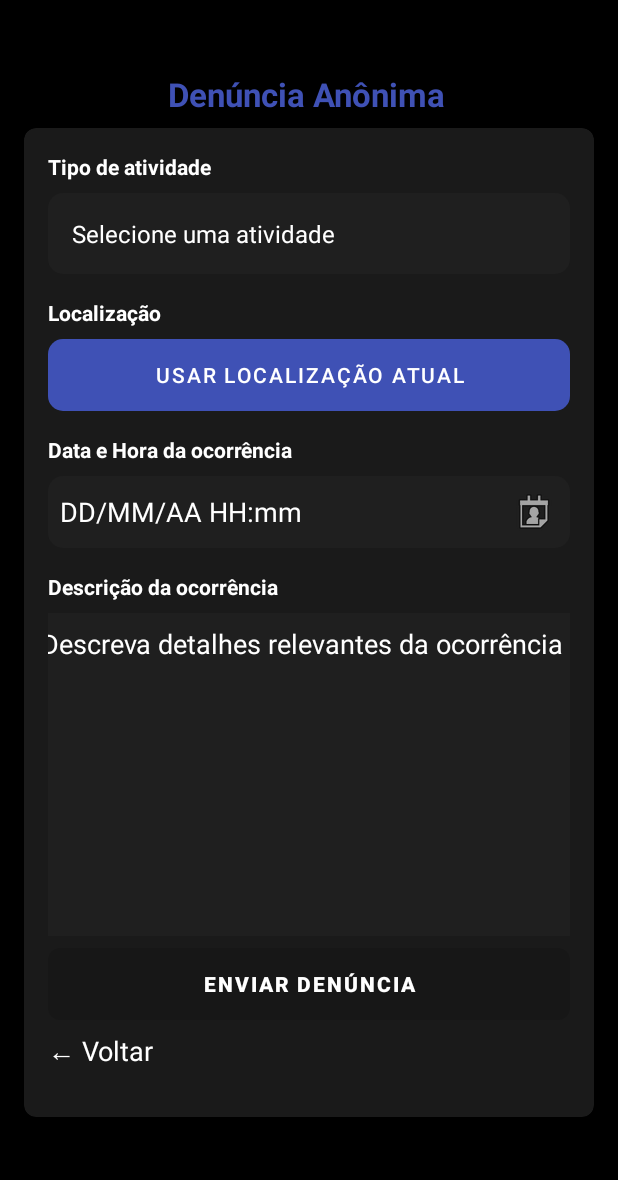
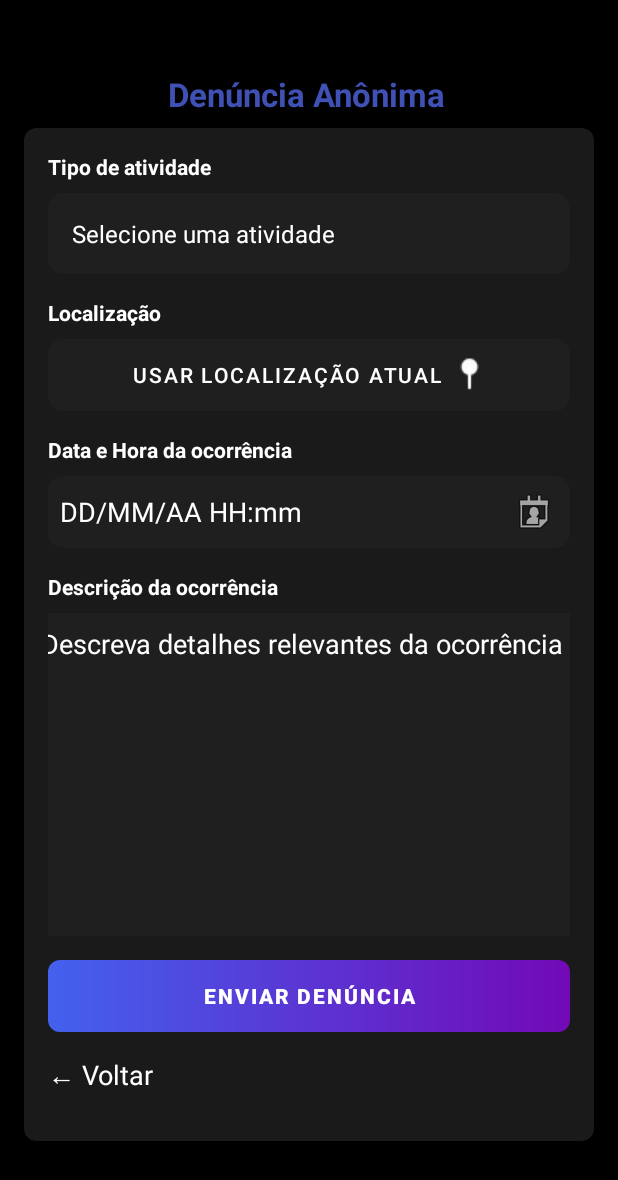
Before and after one commit to Vinicius-Chagas/Confia, an Android app: the DenunciaActivity screen opened directly, with no data from a screen before it, on a phone screen of 412 x 824 dp. Shown: the top 1180 px of the screen. Run offline under Robolectric (Android 15) with nearby library versions, the phone set to English and light mode, and no system bars.

Commit message:
🐛 Fix ui

```diff
--- a/app/src/main/res/layout/activity_denuncia.xml
+++ b/app/src/main/res/layout/activity_denuncia.xml
@@ -83,14 +83,18 @@
                     app:layout_constraintLeft_toLeftOf="parent"
                     app:layout_constraintTop_toBottomOf="@id/spinnerTipoAtividade" />
 
-                <Button
+                <com.google.android.material.button.MaterialButton
                     android:id="@+id/btnUsarLocalizacao"
                     android:layout_width="0dp"
                     android:layout_height="wrap_content"
                     android:layout_marginTop="8dp"
                     android:background="@drawable/input"
-                    android:drawableStart="@drawable/location"
-                    android:drawablePadding="8dp"
+                    app:backgroundTint="@null"
+                    app:cornerRadius="8dp"
+                    app:icon="@drawable/location"
+                    app:iconGravity="textEnd"
+                    app:iconPadding="8dp"
+                    android:drawablePadding="0dp"
                     android:text="@string/btn_usar_localizacao_atual"
                     android:textColor="@color/colorWhite"
                     app:layout_constraintLeft_toLeftOf="parent"
@@ -161,7 +165,7 @@
                     android:gravity="top|start"
                     android:hint="@string/hint_descricao"
                     android:inputType="textMultiLine"
-                    android:lines="6"
+                    android:lines="10"
                     android:padding="8dp"
                     android:textColor="@color/colorWhite"
                     android:textColorHint="@color/colorWhite"
@@ -171,19 +175,22 @@
                     app:layout_constraintTop_toBottomOf="@id/tvDescricaoLabel"
                     app:layout_constraintVertical_bias="0.18" />
 
-                <Button
+                <com.google.android.material.button.MaterialButton
                     android:id="@+id/btnEnviarDenuncia"
                     android:layout_width="0dp"
                     android:layout_height="wrap_content"
+                    android:layout_marginTop="8dp"
                     android:layout_marginBottom="8dp"
                     android:background="@drawable/gradient_button_background"
                     android:enabled="false"
                     android:text="@string/btn_enviar_denuncia"
                     android:textColor="@color/colorWhite"
                     android:textStyle="bold"
+                    app:backgroundTint="@null"
                     app:layout_constraintBottom_toTopOf="@id/btnBack"
                     app:layout_constraintLeft_toLeftOf="parent"
-                    app:layout_constraintRight_toRightOf="parent" />
+                    app:layout_constraintRight_toRightOf="parent"
+                    app:layout_constraintTop_toBottomOf="@+id/etDescricao" />
 
                 <ProgressBar
                     android:id="@+id/progressBar"
@@ -200,12 +207,14 @@
                     android:id="@+id/btnBack"
                     android:layout_width="wrap_content"
                     android:layout_height="wrap_content"
+                    android:layout_marginTop="8dp"
                     android:layout_marginBottom="16dp"
                     android:text="← Voltar"
                     android:textColor="@color/colorWhite"
                     android:textSize="18sp"
                     app:layout_constraintBottom_toBottomOf="parent"
-                    app:layout_constraintStart_toStartOf="parent" />
+                    app:layout_constraintStart_toStartOf="parent"
+                    app:layout_constraintTop_toBottomOf="@+id/btnEnviarDenuncia" />
 
             </androidx.constraintlayout.widget.ConstraintLayout>
         </androidx.cardview.widget.CardView>
```
Also changed, not shown: app/src/main/res/layout/activity_main.xml (+13 -6 lines).
